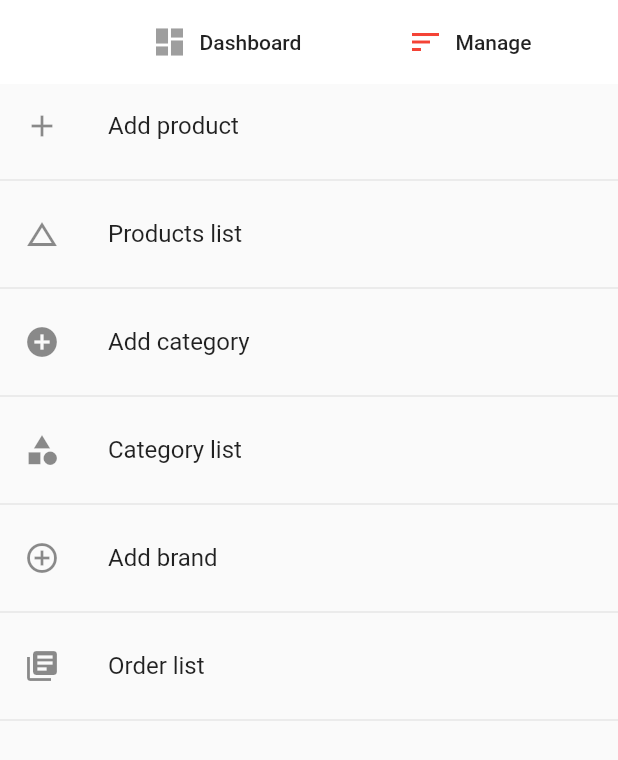
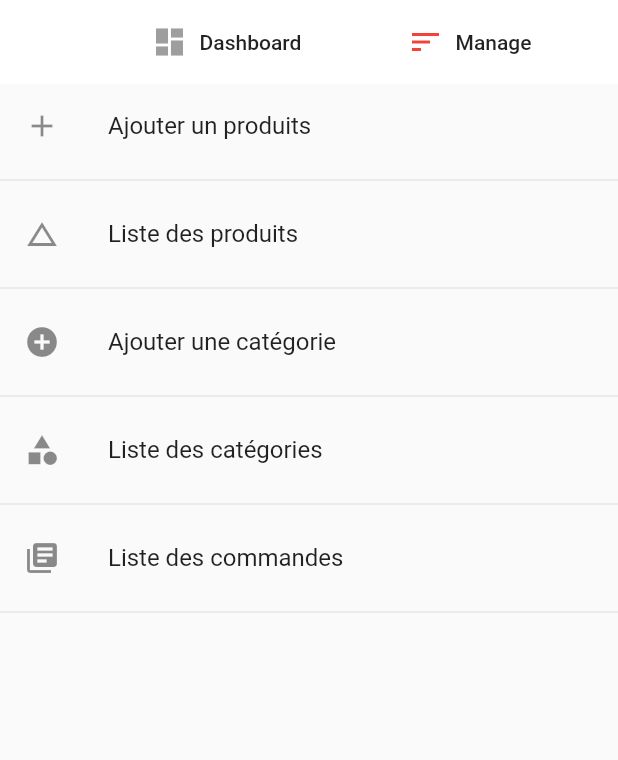
Before and after one commit to HOUEGBELO99/First_app_choice_admin_app, a Flutter app: the Admin screen opened by its route, after a tap on "Manage", on a phone screen of 412 x 824 dp. Shown: the top 760 px of the screen. Run offline on Flutter 3.47's test engine with Material 2 defaults, Android fonts, the phone set to English and light mode, and no system bars; our stand-ins replace cloud_firestore, email_validator, firebase_auth, firebase_storage, flutter_spinkit, fluttertoast and 1 more; accounts and stored records are empty.

Commit message:
I send the admin script

```diff
--- a/lib/screens/admin.dart
+++ b/lib/screens/admin.dart
@@ -1,4 +1,6 @@
 import 'package:flutter/material.dart';
+import 'package:premierchoixadmin/categoryProduit.dart';
+import 'package:premierchoixadmin/components/calcul.dart';
 import 'package:premierchoixadmin/screens/order.dart';
 
 import 'add_products.dart';
@@ -94,63 +96,176 @@ class _AdminState extends State<Admin> {
                   Padding(
                     padding: const EdgeInsets.all(18.0),
                     child: Card(
-                      child: ListTile(
+                      child: Column(
+                        children: [
+                          ListTile(
                               title: FlatButton.icon(
                                   onPressed: null,
                                   icon: Icon(Icons.people_outline),
-                              label: Text("Users")),
+                                  label: Text("Utlisateurs")),
                               subtitle: Text(
-                            '7',
+                                '24',
                                 textAlign: TextAlign.center,
-                            style: TextStyle(color: active, fontSize: 60.0),
-                          )),
+                                style: TextStyle(color: active, fontSize: 40.0),
+                              ),
+                          ),
+                          Row(
+                            children: [
+                              Column(
+                                  children: [
+                                    Padding(
+                                      padding: EdgeInsets.only(left: longueurPerCent(5, context),top: longueurPerCent(10, context)),
+                                      child: Text("Hommes",
+                                        textAlign: TextAlign.center,
+                                        style: TextStyle(color: Colors.blue, fontSize: 15.0),),
+                                    ),
+                                    Padding(
+                                      padding: EdgeInsets.only(top: longueurPerCent(10, context)),
+                                      child: Text("12",
+                                        textAlign: TextAlign.center,
+                                        style: TextStyle(color: active, fontSize: 15.0),),
+                                    )
+
+                                  ]),
+                              Column(
+                                  children: [
+                                    Padding(
+                                      padding: EdgeInsets.only(left: longueurPerCent(30, context),top: longueurPerCent(10, context)),
+                                      child: Text("Femmes",
+                                        textAlign: TextAlign.center,
+                                        style: TextStyle(color: Colors.pink, fontSize: 15.0),),
+                                    ),
+                                    Center(
+                                      child: Padding(
+                                        padding: EdgeInsets.only(top: longueurPerCent(10, context),left: longueurPerCent(20, context)),
+                                        child: Text("12",
+                                          textAlign: TextAlign.center,
+                                          style: TextStyle(color: active, fontSize: 15.0),),
+                                      ),
+                                    )
+
+                                  ]),
+                            ],
+                          )
+                        ],
+                      ),
                     ),
                   ),
                   Padding(
                     padding: const EdgeInsets.all(18.0),
                     child: Card(
-                      child: ListTile(
+                      child: Column(
+                        children: [
+                              ListTile(
                               title: FlatButton.icon(
                                   onPressed: null,
                                   icon: Icon(Icons.category),
-                              label: Text("Categories")),
+                                  label: Text("Catégories")),
                               subtitle: Text(
-                            '23',
+                                '9',
                                 textAlign: TextAlign.center,
-                            style: TextStyle(color: active, fontSize: 60.0),
+                                style: TextStyle(color: active, fontSize: 40.0),
                               )),
+                          Row(
+                            children: [
+                              Column(
+                                  children: [
+                                    Padding(
+                                      padding: EdgeInsets.only(left: longueurPerCent(5, context),top: longueurPerCent(10, context)),
+                                      child: Text("Hommes",
+                                        textAlign: TextAlign.center,
+                                        style: TextStyle(color: Colors.blue, fontSize: 15.0),),
+                                    ),
+                                    Padding(
+                                      padding: EdgeInsets.only(top: longueurPerCent(10, context)),
+                                      child: Text("6",
+                                        textAlign: TextAlign.center,
+                                        style: TextStyle(color: active, fontSize: 15.0),),
+                                    )
+
+                                  ]),
+                              Column(
+                                  children: [
+                                    Padding(
+                                      padding: EdgeInsets.only(left: longueurPerCent(30, context),top: longueurPerCent(10, context)),
+                                      child: Text("Femmes",
+                                        textAlign: TextAlign.center,
+                                        style: TextStyle(color: Colors.pink, fontSize: 15.0),),
+                                    ),
+                                    Center(
+                                      child: Padding(
+                                        padding: EdgeInsets.only(top: longueurPerCent(10, context),left: longueurPerCent(20, context)),
+                                        child: Text("6",
+                                          textAlign: TextAlign.center,
+                                          style: TextStyle(color: active, fontSize: 15.0),),
+                                      ),
+                                    )
+
+                                  ]),
+                            ],
+                          )
+                            ],
+                      ),
                     ),
                   ),
                   Padding(
                     padding: const EdgeInsets.all(22.0),
                     child: Card(
-                      child: ListTile(
+                      child: Column(
+                        children: [
+                              ListTile(
                               title: FlatButton.icon(
                                   onPressed: null,
                                   icon: Icon(Icons.track_changes),
-                              label: Text("Producs")),
+                                  label: Text("Restants"),),
                               subtitle: Text(
-                            '120',
+                                '120/200',
                                 textAlign: TextAlign.center,
-                            style: TextStyle(color: active, fontSize: 60.0),
+                                style: TextStyle(color: active, fontSize: 35.0),
                               )),
+                          Row(
+                            children: [
+                              Column(
+                                  children: [
+                                    Padding(
+                                      padding: EdgeInsets.only(left: longueurPerCent(5, context),top: longueurPerCent(10, context)),
+                                      child: Text("Hommes",
+                                        textAlign: TextAlign.center,
+                                        style: TextStyle(color: Colors.blue, fontSize: 15.0),),
+                                    ),
+                                    Padding(
+                                      padding: EdgeInsets.only(top: longueurPerCent(10, context)),
+                                      child: Text("60/100",
+                                        textAlign: TextAlign.center,
+                                        style: TextStyle(color: active, fontSize: 15.0),),
+                                    )
+
+                                  ]),
+                              Column(
+                                  children: [
+                                    Padding(
+                                      padding: EdgeInsets.only(left: longueurPerCent(30, context),top: longueurPerCent(10, context)),
+                                      child: Text("Femmes",
+                                        textAlign: TextAlign.center,
+                                        style: TextStyle(color: Colors.pink, fontSize: 15.0),),
+                                    ),
+                                    Center(
+                                      child: Padding(
+                                        padding: EdgeInsets.only(top: longueurPerCent(10, context),left: longueurPerCent(20, context)),
+                                        child: Text("60/100",
+                                          textAlign: TextAlign.center,
+                                          style: TextStyle(color: active, fontSize: 15.0),),
+                                      ),
+                                    )
+
+                                  ]),
+                            ],
+                          )
+                            ],
                       ),
                     ),
-                  Padding(
-                    padding: const EdgeInsets.all(22.0),
-                    child: Card(
-                      child: ListTile(
-                          title: FlatButton.icon(
-                              onPressed: null,
-                              icon: Icon(Icons.tag_faces),
-                              label: Text("Sold")),
-                          subtitle: Text(
-                            '13',
-                            textAlign: TextAlign.center,
-                            style: TextStyle(color: active, fontSize: 60.0),
-                          )),
                   ),
-                  ),
+
                   Padding(
                     padding: const EdgeInsets.all(22.0),
                     child: Card(
@@ -158,26 +273,11 @@ class _AdminState extends State<Admin> {
                           title: FlatButton.icon(
                               onPressed: null,
                               icon: Icon(Icons.shopping_cart),
-                              label: Text("Orders")),
+                              label: Text("Commandes")),
                           subtitle: Text(
-                            '5',
+                            '5/10',
                             textAlign: TextAlign.center,
-                            style: TextStyle(color: active, fontSize: 60.0),
-                          )),
-                    ),
-                  ),
-                  Padding(
-                    padding: const EdgeInsets.all(22.0),
-                    child: Card(
-                      child: ListTile(
-                          title: FlatButton.icon(
-                              onPressed: null,
-                              icon: Icon(Icons.close),
-                              label: Text("Return")),
-                          subtitle: Text(
-                            '0',
-                            textAlign: TextAlign.center,
-                            style: TextStyle(color: active, fontSize: 60.0),
+                            style: TextStyle(color: active, fontSize: 50.0),
                           )),
                     ),
                   ),
@@ -192,7 +292,7 @@ class _AdminState extends State<Admin> {
           children: <Widget>[
             ListTile(
               leading: Icon(Icons.add),
-              title: Text("Add product"),
+              title: Text("Ajouter un produits"),
               onTap: () {
                 Navigator.push(context, MaterialPageRoute(builder: (_) => AddProduct()));
               },
@@ -200,13 +300,15 @@ class _AdminState extends State<Admin> {
             Divider(),
             ListTile(
               leading: Icon(Icons.change_history),
-              title: Text("Products list"),
-              onTap: () {},
+              title: Text("Liste des produits"),
+              onTap: () {
+                Navigator.pushNamed(context, categorieProduits.id);
+              },
             ),
             Divider(),
             ListTile(
               leading: Icon(Icons.add_circle),
-              title: Text("Add category"),
+              title: Text("Ajouter une catégorie"),
               onTap: () {
                // _categoryAlert();
               },
@@ -214,21 +316,15 @@ class _AdminState extends State<Admin> {
             Divider(),
             ListTile(
               leading: Icon(Icons.category),
-              title: Text("Category list"),
-              onTap: () {},
-            ),
-            Divider(),
-            ListTile(
-              leading: Icon(Icons.add_circle_outline),
-              title: Text("Add brand"),
+              title: Text("Liste des catégories"),
               onTap: () {
-                //_brandAlert();
+                Navigator.pushNamed(context, categorieProduits.id);
               },
             ),
             Divider(),
             ListTile(
               leading: Icon(Icons.library_books),
-              title: Text("Order list"),
+              title: Text("Liste des commandes"),
               onTap: () {
                 Navigator.push(context, MaterialPageRoute(builder: (_) => OrderList()));
               },
```
Lines whose indentation alone changed are shown as unchanged.
